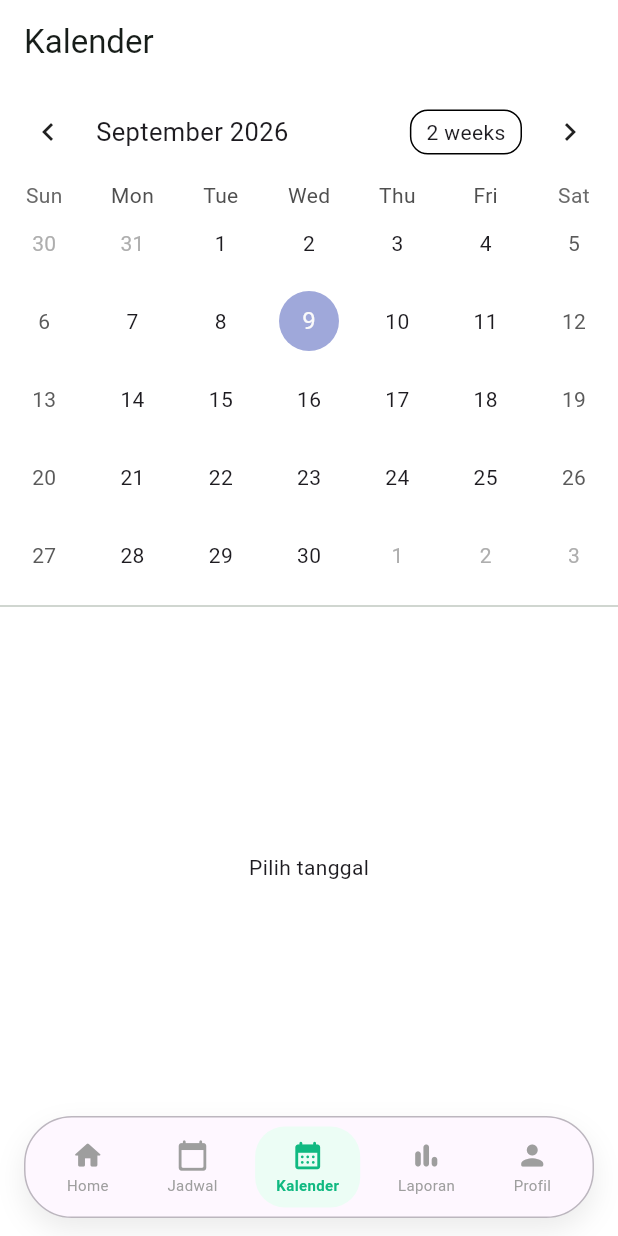
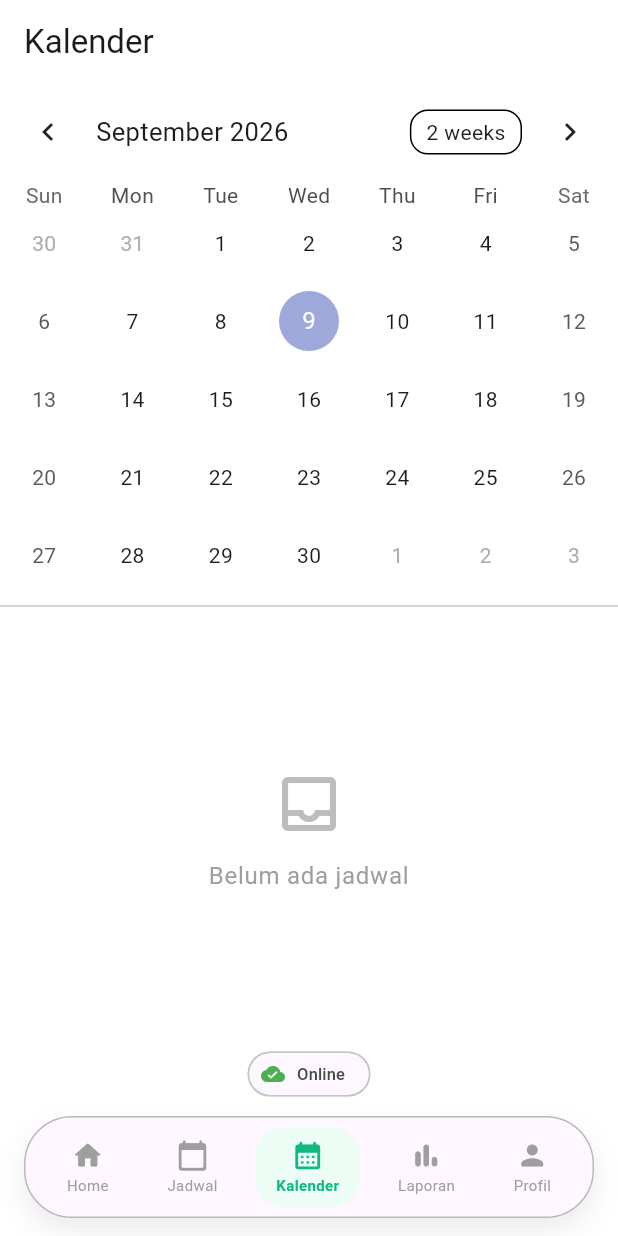
Before and after one commit to sin-app/fvms, a Flutter app: the CalendarPage screen opened by its route, on a phone screen of 412 x 824 dp. Run offline on Flutter 3.47's test engine with Material 3 defaults, Android fonts, the phone set to English and light mode, and no system bars; drawn by our look-alikes of table_calendar; our stand-ins replace connectivity_plus, drift, drift_flutter, equatable, firebase_core, firebase_messaging and 11 more; accounts and stored records are empty; generated files the repository leaves out were written again.

Commit message:
fix(flutter): semua halaman APK tidak blank - audit full
- dashboard, schedules, calendar, reports, profil, visit, land_proposals, notifications: tambah guard isSupabaseInitialized + timeout 10s + RLS scope + Loading/Error/Empty/Retry, hapus SizedBox.shrink blank
- app.dart: AppDatabase singleton, shell/dashboard SyncIndicator, date id_ID init, go_router AuthLoading guard
- analyze: No issues found! (0)

```diff
--- a/fvms_flutter/lib/app/shell.dart
+++ b/fvms_flutter/lib/app/shell.dart
@@ -1,4 +1,5 @@
 import 'package:flutter/material.dart';
+import 'package:fvms_flutter/widgets/sync_indicator.dart';
 import 'package:go_router/go_router.dart';
 
 class AppShell extends StatelessWidget {
@@ -27,7 +28,14 @@ class AppShell extends StatelessWidget {
     return Scaffold(
       body: child,
       bottomNavigationBar: SafeArea(
-        child: Container(
+        child: Column(
+          mainAxisSize: MainAxisSize.min,
+          children: [
+            const Padding(
+              padding: EdgeInsets.only(bottom: 8),
+              child: SyncIndicator(),
+            ),
+            Container(
               margin: const EdgeInsets.fromLTRB(16, 0, 16, 12),
               padding: const EdgeInsets.symmetric(horizontal: 8, vertical: 6),
               decoration: BoxDecoration(
@@ -62,6 +70,8 @@ class AppShell extends StatelessWidget {
                 }),
               ),
             ),
+          ],
+        ),
       ),
     );
   }
--- a/fvms_flutter/lib/core/offline/sync_bloc.dart
+++ b/fvms_flutter/lib/core/offline/sync_bloc.dart
@@ -24,14 +24,21 @@ class SyncRequested extends SyncEvent {}
 
 class SyncBloc extends Bloc<SyncEvent, SyncState> {
   SyncBloc({required this.db}) : super(const SyncState(status: SyncStatus.online)) {
-    _engine = OfflineEngine(db: db, supabase: supabase);
+    // Guard: supabase mungkin belum init (APK tanpa dart-define/.env) — jangan crash di konstruktor.
+    if (isSupabaseInitialized) {
+      try {
+        _engine = OfflineEngine(db: db, supabase: supabase);
+      } catch (_) {
+        _engine = null;
+      }
+    }
     on<SyncStarted>(_onStarted);
     on<SyncConnectivityChanged>(_onConn);
     on<SyncRequested>(_onSync);
     add(SyncStarted());
   }
   final AppDatabase db;
-  late final OfflineEngine _engine;
+  OfflineEngine? _engine;
 
   Future<void> _onStarted(SyncStarted e, Emitter<SyncState> emit) async {
     final conn = await Connectivity().checkConnectivity();
@@ -50,8 +57,11 @@ class SyncBloc extends Bloc<SyncEvent, SyncState> {
     if (state.status == SyncStatus.offline) return;
     emit(SyncState(status: SyncStatus.syncing, pending: state.pending, lastSyncAt: state.lastSyncAt));
     try {
-      await _engine.pushOutbox();
-      await _engine.hydrateOffline();
+      // Lazy-init engine jika belum siap (mis. supabase baru ready setelah main init)
+      _engine ??= isSupabaseInitialized ? OfflineEngine(db: db, supabase: supabase) : null;
+      if (_engine == null) throw Exception('Supabase belum siap — sync ditunda');
+      await _engine!.pushOutbox();
+      await _engine!.hydrateOffline();
       final pending = await db.select(db.outbox).get().then((v) => v.length);
       emit(SyncState(status: SyncStatus.online, pending: pending, lastSyncAt: DateTime.now().toIso8601String()));
     } catch (err) {
--- a/fvms_flutter/lib/features/notifications/presentation/notifications_page.dart
+++ b/fvms_flutter/lib/features/notifications/presentation/notifications_page.dart
@@ -13,8 +13,8 @@ class NotificationsPage extends StatelessWidget {
         appBar: AppBar(title: const Text('Notifikasi')),
         body: BlocBuilder<NotificationsBloc, NotificationsState>(
           builder: (c, s) {
-            if (s is NotificationsLoading) return const LoadingState();
-            if (s is NotificationsError) return ErrorState(message: s.message);
+            if (s is NotificationsInitial || s is NotificationsLoading) return const LoadingState();
+            if (s is NotificationsError) return ErrorState(message: s.message, onRetry: () => c.read<NotificationsBloc>().add(NotificationsLoad()));
             if (s is NotificationsLoaded) {
               if (s.items.isEmpty) return const EmptyState(message: 'Tidak ada notifikasi');
               return ListView.separated(
@@ -24,7 +24,7 @@ class NotificationsPage extends StatelessWidget {
                 itemBuilder: (_, i) => Card(child: ListTile(leading: Icon(s.items[i].isRead ? Icons.notifications_none : Icons.notifications_active, color: s.items[i].isRead ? Colors.grey : const Color(0xFF10B981)), title: Text(s.items[i].title), subtitle: Text(s.items[i].message), trailing: s.items[i].isRead ? null : const CircleAvatar(radius: 4, backgroundColor: Color(0xFF10B981)))) ,
               );
             }
-            return const SizedBox.shrink();
+            return const LoadingState();
           },
         ),
       ),
--- a/fvms_flutter/lib/features/schedules/bloc/schedules_bloc.dart
+++ b/fvms_flutter/lib/features/schedules/bloc/schedules_bloc.dart
@@ -1,3 +1,5 @@
+import 'dart:async';
+
 import 'package:equatable/equatable.dart';
 import 'package:flutter_bloc/flutter_bloc.dart';
 import 'package:fvms_flutter/core/supabase/client.dart';
@@ -32,16 +34,80 @@ class SchedulesBloc extends Bloc<SchedulesEvent, SchedulesState> {
         return;
       }
       try {
-        // Offline fallback: if supabase fails, try drift (simplified)
-        final rows = await supabase.from('schedules').select('id, visit_date, status, member_name, block_no, nis, cgr').order('visit_date').limit(100).timeout(const Duration(seconds: 10));
+        final ctx = await getAuthContext().timeout(const Duration(seconds: 8));
+        dynamic query = supabase.from('schedules').select('id, visit_date, status, member_name, block_no, nis, cgr').order('visit_date');
+        if (ctx != null) {
+          if (ctx.role == UserRole.produksi) {
+            query = query.eq('user_id', ctx.userId);
+          } else if (ctx.role == UserRole.qc) {
+            final scope = qcKabupatenScope(ctx);
+            if (scope != null) {
+              if (scope.isEmpty) {
+                query = query.eq('kabupaten_id', '__none__');
+              } else {
+                query = query.inFilter('kabupaten_id', scope);
+              }
+            }
+          }
+        }
+        final rows = await query.limit(100).timeout(const Duration(seconds: 10));
         final items = (rows as List).map((r) {
           final m = r as Map<String, dynamic>;
           return ScheduleItem(id: m['id'] as String, visitDate: m['visit_date'] as String, status: m['status'] as String, memberName: m['member_name'] as String?, blockNo: m['block_no'] as String?, nis: m['nis'] as String?, cgr: m['cgr'] as String?);
         }).toList();
         emit(SchedulesLoaded(items));
+      } on TimeoutException {
+        emit(SchedulesError('Timeout memuat jadwal: cek koneksi (10s)'));
       } catch (err) {
-        // TODO: loadOffline
-        emit(SchedulesError(err.toString()));
+        final m = err.toString();
+        if (m.contains('LateInitializationError') || m.contains('has not been initialized') || m.contains('not been initialized')) {
+          emit(SchedulesError('Supabase belum siap (LateInit): restart app'));
+        } else {
+          emit(SchedulesError(m.replaceFirst('Exception: ', '')));
+        }
+      }
+    });
+    on<SchedulesFilterChanged>((e, emit) async {
+      emit(SchedulesLoading());
+      if (!isSupabaseInitialized || !SupabaseConfig.isConfigured) {
+        emit(SchedulesError('Supabase belum siap'));
+        return;
+      }
+      try {
+        final ctx = await getAuthContext().timeout(const Duration(seconds: 8));
+        dynamic query = supabase.from('schedules').select('id, visit_date, status, member_name, block_no, nis, cgr').order('visit_date');
+        if (e.status != null && e.status!.isNotEmpty) {
+          query = query.eq('status', e.status!);
+        }
+        if (ctx != null) {
+          if (ctx.role == UserRole.produksi) {
+            query = query.eq('user_id', ctx.userId);
+          } else if (ctx.role == UserRole.qc) {
+            final scope = qcKabupatenScope(ctx);
+            if (scope != null) {
+              if (scope.isEmpty) {
+                query = query.eq('kabupaten_id', '__none__');
+              } else {
+                query = query.inFilter('kabupaten_id', scope);
+              }
+            }
+          }
+        }
+        final rows = await query.limit(100).timeout(const Duration(seconds: 10));
+        final items = (rows as List).map((r) {
+          final m = r as Map<String, dynamic>;
+          return ScheduleItem(id: m['id'] as String, visitDate: m['visit_date'] as String, status: m['status'] as String, memberName: m['member_name'] as String?, blockNo: m['block_no'] as String?, nis: m['nis'] as String?, cgr: m['cgr'] as String?);
+        }).toList();
+        emit(SchedulesLoaded(items));
+      } on TimeoutException {
+        emit(SchedulesError('Timeout filter jadwal: cek koneksi (10s)'));
+      } catch (err) {
+        final m = err.toString();
+        if (m.contains('LateInitializationError') || m.contains('has not been initialized') || m.contains('not been initialized')) {
+          emit(SchedulesError('Supabase belum siap (LateInit): restart app'));
+        } else {
+          emit(SchedulesError(m.replaceFirst('Exception: ', '')));
+        }
       }
     });
   }
--- a/fvms_flutter/lib/features/schedules/presentation/calendar_page.dart
+++ b/fvms_flutter/lib/features/schedules/presentation/calendar_page.dart
@@ -1,6 +1,7 @@
 import 'package:flutter/material.dart';
 import 'package:flutter_bloc/flutter_bloc.dart';
 import 'package:fvms_flutter/features/schedules/bloc/schedules_bloc.dart';
+import 'package:fvms_flutter/widgets/shimmer.dart';
 import 'package:table_calendar/table_calendar.dart';
 
 class CalendarPage extends StatefulWidget {
@@ -20,7 +21,10 @@ class _CalendarPageState extends State<CalendarPage> {
         appBar: AppBar(title: const Text('Kalender')),
         body: BlocBuilder<SchedulesBloc, SchedulesState>(
           builder: (c, s) {
-            final events = s is SchedulesLoaded ? s.items : <ScheduleItem>[];
+            if (s is SchedulesInitial || s is SchedulesLoading) return const LoadingState();
+            if (s is SchedulesError) return ErrorState(message: s.message, onRetry: () => c.read<SchedulesBloc>().add(SchedulesLoad()));
+            if (s is SchedulesLoaded) {
+              final events = s.items;
               return Column(children: [
                 TableCalendar(
                   firstDay: DateTime.utc(2020),
@@ -37,14 +41,19 @@ class _CalendarPageState extends State<CalendarPage> {
                 const Divider(),
                 Expanded(
                   child: Builder(builder: (_) {
-                  if (_selected == null) return const Center(child: Text('Pilih tanggal'));
+                    if (_selected == null) {
+                      if (events.isEmpty) return const EmptyState(message: 'Belum ada jadwal');
+                      return const Center(child: Text('Pilih tanggal'));
+                    }
                     final key = _selected!.toIso8601String().substring(0,10);
                     final day = events.where((e) => e.visitDate == key).toList();
-                  if (day.isEmpty) return const Center(child: Text('Tidak ada jadwal'));
+                    if (day.isEmpty) return const EmptyState(message: 'Tidak ada jadwal pada tanggal ini');
                     return ListView(children: day.map((e) => ListTile(title: Text(e.memberName ?? '-'), subtitle: Text(e.status))).toList());
                   },),
                 ),
               ],);
+            }
+            return const LoadingState();
           },
         ),
       ),
--- a/fvms_flutter/lib/features/visits/presentation/visit_page.dart
+++ b/fvms_flutter/lib/features/visits/presentation/visit_page.dart
@@ -18,8 +18,8 @@ class VisitPage extends StatelessWidget {
         appBar: AppBar(title: Text('Visit $id')),
         body: BlocBuilder<VisitBloc, VisitState>(
           builder: (c, s) {
-            if (s is VisitLoading) return const LoadingState();
-            if (s is VisitError) return ErrorState(message: s.message);
+            if (s is VisitInitial || s is VisitLoading) return const LoadingState();
+            if (s is VisitError) return ErrorState(message: s.message, onRetry: () => c.read<VisitBloc>().add(VisitLoad()));
             if (s is VisitLoaded) {
               final d = s.data;
               return ListView(
@@ -37,7 +37,7 @@ class VisitPage extends StatelessWidget {
                 ],
               );
             }
-            return const SizedBox.shrink();
+            return const LoadingState();
           },
         ),
       ),
--- a/fvms_flutter/lib/widgets/shimmer.dart
+++ b/fvms_flutter/lib/widgets/shimmer.dart
@@ -55,5 +55,17 @@ class EmptyState extends StatelessWidget {
   const EmptyState({super.key, this.message = 'Tidak ada data'});
   final String message;
   @override
-  Widget build(BuildContext context) => Center(child: Text(message, style: Theme.of(context).textTheme.bodyLarge));
+  Widget build(BuildContext context) => Center(
+        child: Semantics(
+          label: message,
+          child: Padding(
+            padding: const EdgeInsets.all(24),
+            child: Column(mainAxisSize: MainAxisSize.min, children: [
+              Icon(Icons.inbox_outlined, size: 48, color: Colors.grey.shade400),
+              const SizedBox(height: 12),
+              Text(message, textAlign: TextAlign.center, style: Theme.of(context).textTheme.bodyLarge?.copyWith(color: Colors.grey)),
+            ]),
+          ),
+        ),
+      );
 }
```
Also changed, not shown: fvms_flutter/lib/core/supabase/client.dart (+12 -1 lines), fvms_flutter/lib/core/utils/date.dart (+39 -5 lines), fvms_flutter/lib/features/auth/presentation/profile_page.dart (+28 -8 lines), fvms_flutter/lib/features/dashboard/bloc/dashboard_bloc.dart (+56 -10 lines), fvms_flutter/lib/features/dashboard/presentation/dashboard_page.dart (+9 -4 lines), fvms_flutter/lib/features/land_proposals/bloc/land_proposal_bloc.dart (+29 -2 lines), fvms_flutter/lib/features/land_proposals/presentation/land_proposals_page.dart (+4 -4 lines), fvms_flutter/lib/features/notifications/bloc/notifications_bloc.dart (+12 -1 lines), fvms_flutter/lib/features/reports/bloc/reports_bloc.dart (+89 -2 lines), fvms_flutter/lib/features/reports/presentation/reports_page.dart (+11 -5 lines), fvms_flutter/lib/features/schedules/presentation/schedules_page.dart (+5 -4 lines), fvms_flutter/lib/features/visits/bloc/visit_bloc.dart (+59 -5 lines). Lines whose indentation alone changed are shown as unchanged.
